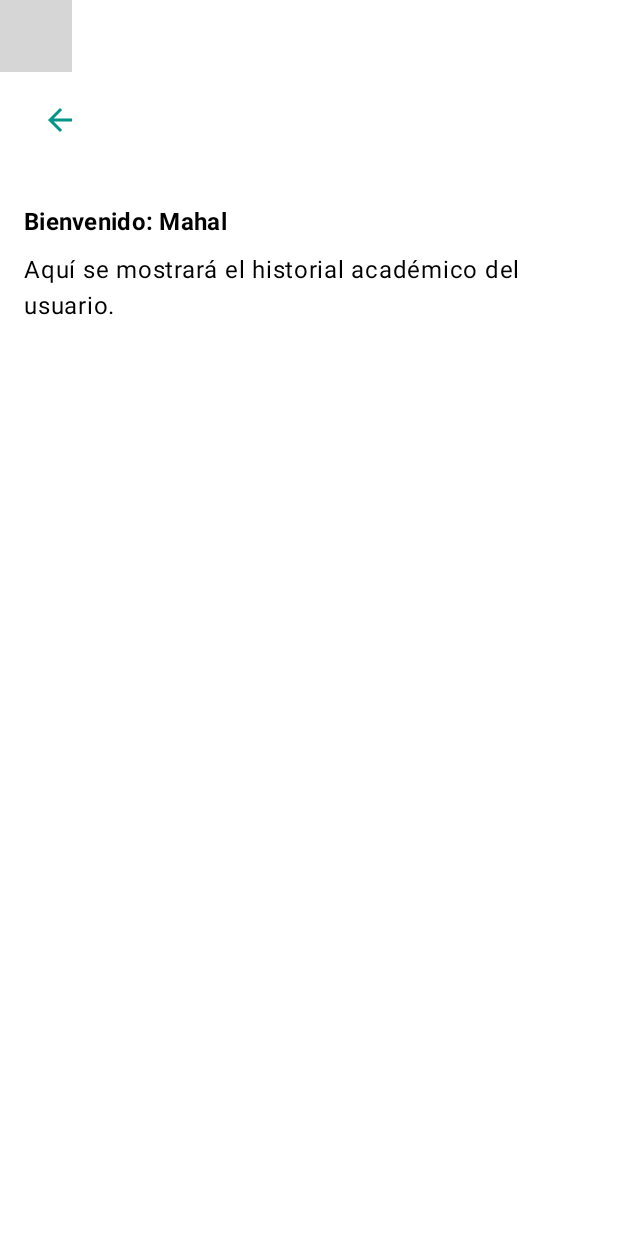
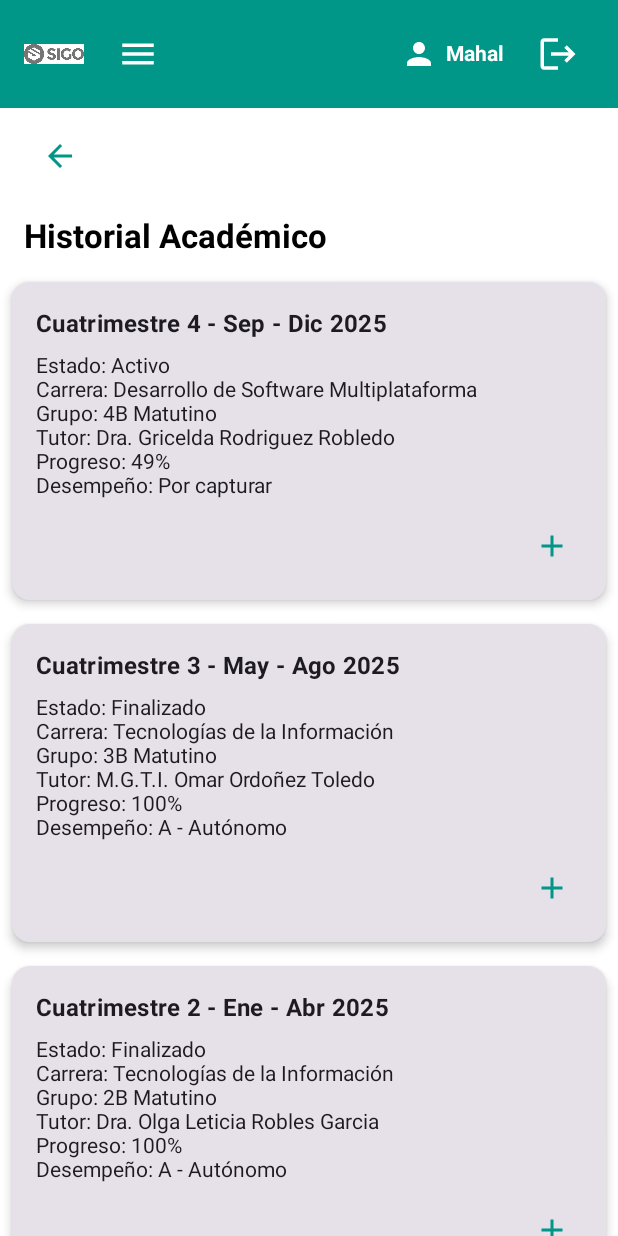
Before and after one commit to emishouse/ProyectoApp4B, an Android app built with Jetpack Compose: the @Preview function HistorialAcademicoScreenPreview, on a phone screen of 412 x 824 dp. Run offline under Robolectric (Android 15) with nearby library versions, the phone set to English and light mode, and no system bars; grey boxes are pictures that could not be loaded.

Commit message:
Ventana del historial academico

```diff
--- /dev/null
+++ b/app/src/main/java/com/example/proyectoapp4b/model/cuatrimestre.kt
@@ -0,0 +1,12 @@
+package com.example.proyectoapp4b.model
+
+data class Cuatrimestre(
+    val numero: Int,
+    val periodo: String,
+    val estado: String,
+    val carrera: String,
+    val grupo: String,
+    val tutor: String,
+    val progreso: Int,
+    val desempeno: String
+)
--- a/app/src/main/java/com/example/proyectoapp4b/navigation/AppNavHost.kt
+++ b/app/src/main/java/com/example/proyectoapp4b/navigation/AppNavHost.kt
@@ -1,6 +1,7 @@
 package com.example.proyectoapp4b.navigation
 
 import androidx.compose.runtime.Composable
+import androidx.lifecycle.viewmodel.compose.viewModel
 import androidx.navigation.NavType
 import androidx.navigation.compose.NavHost
 import androidx.navigation.compose.composable
@@ -9,18 +10,25 @@ import androidx.navigation.navArgument
 import com.example.proyectoapp4b.ui.LoginScreen
 import com.example.proyectoapp4b.ui.menu.MenuScreen
 import com.example.proyectoapp4b.ui.historial.HistorialAcademicoScreen
+import com.example.proyectoapp4b.viewmodel.LoginViewModel
 
 @Composable
 fun AppNavHost() {
+
     val navController = rememberNavController()
+
+    // ViewModel compartido
+    val loginViewModel: LoginViewModel = viewModel()
 
     NavHost(
         navController = navController,
         startDestination = "login"
     ) {
+
         // LOGIN
         composable("login") {
             LoginScreen(
+                viewModel = loginViewModel,
                 onLoginSuccess = { username ->
                     navController.navigate("menu/$username") {
                         popUpTo("login") { inclusive = true }
@@ -29,16 +37,17 @@ fun AppNavHost() {
             )
         }
 
-        // MENÚ CON NOMBRE DEL USUARIO
+        // MENÚ
         composable(
-            route = "menu/{username}",
+            "menu/{username}",
             arguments = listOf(navArgument("username") { type = NavType.StringType })
-        ) { backStackEntry ->
-            val username = backStackEntry.arguments?.getString("username") ?: "Usuario"
+        ) { entry ->
+            val username = entry.arguments?.getString("username") ?: "Usuario"
 
             MenuScreen(
                 username = username,
                 onLogout = {
+                    loginViewModel.resetLogin()   // <-- 🔥 IMPORTANTE
                     navController.navigate("login") {
                         popUpTo("login") { inclusive = true }
                     }
@@ -46,28 +55,27 @@ fun AppNavHost() {
                 onNavigateModules = { module ->
                     when (module) {
                         "historial" -> navController.navigate("historial/$username")
-                        "perfil" -> { /* pendiente */ }
-                        "kardex" -> { /* pendiente */ }
-                        "horario" -> { /* pendiente */ }
+                        "perfil" -> {}
+                        "kardex" -> {}
+                        "horario" -> {}
                     }
                 },
-                onMenuPrincipal = {
-                    // Ya estás en el menú principal
-                }
+                onMenuPrincipal = {}
             )
         }
 
-        // HISTORIAL ACADÉMICO CON NOMBRE
+        // HISTORIAL ACADÉMICO
         composable(
-            route = "historial/{username}",
+            "historial/{username}",
             arguments = listOf(navArgument("username") { type = NavType.StringType })
-        ) { backStackEntry ->
-            val username = backStackEntry.arguments?.getString("username") ?: "Usuario"
+        ) { entry ->
+            val username = entry.arguments?.getString("username") ?: "Usuario"
 
             HistorialAcademicoScreen(
                 navController = navController,
                 username = username,
                 onLogout = {
+                    loginViewModel.resetLogin()
                     navController.navigate("login") {
                         popUpTo("login") { inclusive = true }
                     }
--- /dev/null
+++ b/app/src/main/java/com/example/proyectoapp4b/ui/components/SigoTopBar.kt
@@ -0,0 +1,113 @@
+package com.example.proyectoapp4b.ui.components
+
+import androidx.compose.foundation.Image
+import androidx.compose.foundation.background
+import androidx.compose.foundation.layout.*
+import androidx.compose.material.icons.Icons
+import androidx.compose.material.icons.filled.Logout
+import androidx.compose.material.icons.filled.Menu
+import androidx.compose.material.icons.filled.Person
+import androidx.compose.material3.*
+import androidx.compose.runtime.Composable
+import androidx.compose.runtime.getValue
+import androidx.compose.runtime.mutableStateOf
+import androidx.compose.runtime.remember
+import androidx.compose.runtime.setValue
+import androidx.compose.ui.Alignment
+import androidx.compose.ui.Modifier
+import androidx.compose.ui.graphics.Color
+import androidx.compose.ui.res.painterResource
+import androidx.compose.ui.text.font.FontWeight
+import androidx.compose.ui.tooling.preview.Preview
+import androidx.compose.ui.unit.dp
+import com.example.proyectoapp4b.R
+
+@Composable
+fun SigoTopBar(
+    username: String,
+    onLogout: () -> Unit,
+    onMenuPrincipal: () -> Unit // acción para regresar al menú principal
+) {
+    var expanded by remember { mutableStateOf(false) }
+
+    Row(
+        modifier = Modifier
+            .fillMaxWidth()
+            .background(Color(0xFF009688))
+            .padding(horizontal = 16.dp, vertical = 12.dp),
+        verticalAlignment = Alignment.CenterVertically
+    ) {
+        // Grupo izquierdo: logo + menú
+        Row(verticalAlignment = Alignment.CenterVertically) {
+            Image(
+                painter = painterResource(id = R.drawable.sigo),
+                contentDescription = "Logo",
+                modifier = Modifier.size(40.dp)
+            )
+            Spacer(modifier = Modifier.width(12.dp))
+
+            // Botón menú hamburguesa
+            Box {
+                IconButton(onClick = { expanded = true }) {
+                    Icon(
+                        imageVector = Icons.Default.Menu,
+                        contentDescription = "Menú",
+                        tint = Color.White,
+                        modifier = Modifier.size(28.dp)
+                    )
+                }
+
+                // Menú desplegable con solo una opción
+                DropdownMenu(
+                    expanded = expanded,
+                    onDismissRequest = { expanded = false }
+                ) {
+                    DropdownMenuItem(
+                        text = { Text("Menú Principal") },
+                        onClick = {
+                            expanded = false
+                            onMenuPrincipal() // acción para regresar
+                        }
+                    )
+                }
+            }
+        }
+
+        Spacer(modifier = Modifier.weight(1f))
+
+        // Grupo derecho: usuario + logout
+        Row(verticalAlignment = Alignment.CenterVertically) {
+            Icon(
+                imageVector = Icons.Default.Person,
+                contentDescription = "Usuario",
+                tint = Color.White,
+                modifier = Modifier.size(24.dp)
+            )
+            Spacer(modifier = Modifier.width(6.dp))
+            Text(
+                text = username,
+                color = Color.White,
+                fontWeight = FontWeight.Bold
+            )
+            Spacer(modifier = Modifier.width(12.dp))
+            IconButton(onClick = onLogout) {
+                Icon(
+                    imageVector = Icons.Default.Logout,
+                    contentDescription = "Cerrar sesión",
+                    tint = Color.White,
+                    modifier = Modifier.size(28.dp)
+                )
+            }
+        }
+    }
+}
+
+@Preview(showBackground = true)
+@Composable
+fun SigoTopBarPreview() {
+    SigoTopBar(
+        username = "Usuario Demo",
+        onLogout = {},
+        onMenuPrincipal = {}
+    )
+}
--- /dev/null
+++ b/app/src/main/java/com/example/proyectoapp4b/ui/historial/CuatrimestreCard.kt
@@ -0,0 +1,64 @@
+// --- CuatrimestreCard.kt ---
+package com.example.proyectoapp4b.ui.historial
+
+import androidx.compose.foundation.layout.*
+import androidx.compose.material.icons.Icons
+import androidx.compose.material.icons.filled.Add
+import androidx.compose.material3.*
+import androidx.compose.runtime.Composable
+import androidx.compose.ui.Modifier
+import androidx.compose.ui.graphics.Color
+import androidx.compose.ui.text.font.FontWeight
+import androidx.compose.ui.unit.dp
+import com.example.proyectoapp4b.model.Cuatrimestre
+
+@Composable
+fun CuatrimestreCard(
+    cuatri: Cuatrimestre,
+    onAddClick: () -> Unit = {}
+) {
+    Card(
+        modifier = Modifier
+            .fillMaxWidth()
+            .padding(8.dp),
+        elevation = CardDefaults.cardElevation(defaultElevation = 4.dp)
+    ) {
+        Column(
+            modifier = Modifier.padding(16.dp)
+        ) {
+            Text(
+                text = "Cuatrimestre ${cuatri.numero} - ${cuatri.periodo}",
+                style = MaterialTheme.typography.titleMedium,
+                fontWeight = FontWeight.Bold
+            )
+
+            Spacer(modifier = Modifier.height(8.dp))
+
+            Text(text = "Estado: ${cuatri.estado}")
+            Text(text = "Carrera: ${cuatri.carrera}")
+            Text(text = "Grupo: ${cuatri.grupo}")
+            Text(text = "Tutor: ${cuatri.tutor}")
+            Text(text = "Progreso: ${cuatri.progreso}%")
+            Text(text = "Desempeño: ${cuatri.desempeno}")
+
+            Spacer(modifier = Modifier.height(12.dp))
+
+            // Botón de agregar dentro del card
+            Row(
+                modifier = Modifier.fillMaxWidth(),
+                horizontalArrangement = Arrangement.End
+            ) {
+                IconButton(
+                    onClick = onAddClick,
+                    modifier = Modifier.size(40.dp)
+                ) {
+                    Icon(
+                        imageVector = Icons.Default.Add,
+                        contentDescription = "Agregar",
+                        tint = Color(0xFF009688)
+                    )
+                }
+            }
+        }
+    }
+}
--- a/app/src/main/java/com/example/proyectoapp4b/ui/historial/HistorialAcademicoScreen.kt
+++ b/app/src/main/java/com/example/proyectoapp4b/ui/historial/HistorialAcademicoScreen.kt
@@ -1,15 +1,23 @@
+// --- HistorialAcademicoScreen.kt ---
 package com.example.proyectoapp4b.ui.historial
 
 import androidx.compose.foundation.layout.*
+import androidx.compose.foundation.rememberScrollState
+import androidx.compose.foundation.verticalScroll
 import androidx.compose.material.icons.Icons
 import androidx.compose.material.icons.filled.ArrowBack
+import androidx.compose.material.icons.filled.Add
 import androidx.compose.material3.*
 import androidx.compose.runtime.Composable
+import androidx.compose.runtime.collectAsState
+import androidx.compose.runtime.getValue
+import androidx.compose.ui.Alignment
 import androidx.compose.ui.Modifier
 import androidx.compose.ui.graphics.Color
 import androidx.compose.ui.text.font.FontWeight
 import androidx.compose.ui.tooling.preview.Preview
 import androidx.compose.ui.unit.dp
+import androidx.lifecycle.viewmodel.compose.viewModel
 import androidx.navigation.NavController
 import androidx.navigation.compose.rememberNavController
 import com.example.proyectoapp4b.ui.components.SigoTopBar
@@ -20,9 +28,17 @@ fun HistorialAcademicoScreen(
     navController: NavController,
     username: String,
     onLogout: () -> Unit = {},
-    onMenuPrincipal: () -> Unit = {}
+    onMenuPrincipal: () -> Unit = {},
+    viewModel: HistorialAcademicoViewModel = viewModel()
 ) {
-    Column(modifier = Modifier.fillMaxSize()) {
+    val historial by viewModel.historial.collectAsState()
+
+    Box(modifier = Modifier.fillMaxSize()) {
+        Column(
+            modifier = Modifier
+                .fillMaxSize()
+                .verticalScroll(rememberScrollState())
+        ) {
             // Top bar personalizada
             SigoTopBar(
                 username = username,
@@ -30,7 +46,7 @@ fun HistorialAcademicoScreen(
                 onMenuPrincipal = onMenuPrincipal
             )
 
-        // Flecha de regreso alineada a la izquierda
+            // Flecha de regreso
             Row(
                 modifier = Modifier
                     .fillMaxWidth()
@@ -48,19 +64,24 @@ fun HistorialAcademicoScreen(
 
             Spacer(modifier = Modifier.height(16.dp))
 
-        // Contenido principal
-        Column(modifier = Modifier.padding(16.dp)) {
             Text(
-                text = "Bienvenido: $username",
-                style = MaterialTheme.typography.titleMedium,
-                fontWeight = FontWeight.Bold
+                text = "Historial Académico",
+                style = MaterialTheme.typography.titleLarge,
+                fontWeight = FontWeight.Bold,
+                modifier = Modifier.padding(horizontal = 16.dp)
             )
+
             Spacer(modifier = Modifier.height(8.dp))
-            Text(
-                text = "Aquí se mostrará el historial académico del usuario.",
-                style = MaterialTheme.typography.bodyLarge,
-                fontWeight = FontWeight.Normal
+
+            // 🔄 Mostrar lista de cuatrimestres con botón en cada card
+            historial.forEach { cuatri ->
+                CuatrimestreCard(
+                    cuatri = cuatri,
+                    onAddClick = {
+                        // Acción futura para este cuatrimestre
+                    }
                 )
+            }
         }
     }
 }
--- /dev/null
+++ b/app/src/main/java/com/example/proyectoapp4b/ui/historial/HistorialAcademicoViewModel.kt
@@ -0,0 +1,57 @@
+package com.example.proyectoapp4b.ui.historial
+
+import androidx.lifecycle.ViewModel
+import com.example.proyectoapp4b.model.Cuatrimestre
+import kotlinx.coroutines.flow.MutableStateFlow
+import kotlinx.coroutines.flow.StateFlow
+
+class HistorialAcademicoViewModel : ViewModel() {
+
+    private val _historial = MutableStateFlow<List<Cuatrimestre>>(emptyList())
+    val historial: StateFlow<List<Cuatrimestre>> = _historial
+
+    init {
+        _historial.value = listOf(
+            Cuatrimestre(
+                numero = 4,
+                periodo = "Sep - Dic 2025",
+                estado = "Activo",
+                carrera = "Desarrollo de Software Multiplataforma",
+                grupo = "4B Matutino",
+                tutor = "Dra. Gricelda Rodriguez Robledo",
+                progreso = 49,
+                desempeno = "Por capturar"
+            ),
+            Cuatrimestre(
+                numero = 3,
+                periodo = "May - Ago 2025",
+                estado = "Finalizado",
+                carrera = "Tecnologías de la Información",
+                grupo = "3B Matutino",
+                tutor = "M.G.T.I. Omar Ordoñez Toledo",
+                progreso = 100,
+                desempeno = "A - Autónomo"
+            ),
+            Cuatrimestre(
+                numero = 2,
+                periodo = "Ene - Abr 2025",
+                estado = "Finalizado",
+                carrera = "Tecnologías de la Información",
+                grupo = "2B Matutino",
+                tutor = "Dra. Olga Leticia Robles Garcia",
+                progreso = 100,
+                desempeno = "A - Autónomo"
+            ),
+            Cuatrimestre(
+                numero = 1,
+                periodo = "Sep - Dic 2024",
+                estado = "Finalizado",
+                carrera = "Tecnologías de la Información",
+                grupo = "1B Matutino",
+                tutor = "M.G.T.I. Gerardo Chavez Hernandez",
+                progreso = 100,
+                desempeno = "A - Autónomo"
+            )
+        )
+    }
+}
--- a/app/src/main/java/com/example/proyectoapp4b/ui/login/LoginViewModel.kt
+++ b/app/src/main/java/com/example/proyectoapp4b/ui/login/LoginViewModel.kt
@@ -32,14 +32,21 @@ class LoginViewModel : ViewModel() {
     fun login() {
         if (user.value == "UTM241018TI" && pass.value == "EduardoTI18") {
             _loginState.value = LoginState.Success
-        } else if (user.value == "Chucho" && pass.value == "123"){
+        } else if (user.value == "Chucho" && pass.value == "123") {
             _loginState.value = LoginState.Success
-        }else if (user.value == "Humberto" && pass.value == "123"){
+        } else if (user.value == "Humberto" && pass.value == "123") {
             _loginState.value = LoginState.Success
-        }else if (user.value == "Mahal" && pass.value == "123"){
+        } else if (user.value == "Mahal" && pass.value == "123") {
             _loginState.value = LoginState.Success
         } else {
             _loginState.value = LoginState.Error
         }
     }
+
+    // 🔥 ESTA FUNCIÓN ES LA QUE FALTABA
+    fun resetLogin() {
+        _user.value = ""
+        _pass.value = ""
+        _loginState.value = LoginState.None
+    }
 }
--- a/app/src/main/java/com/example/proyectoapp4b/ui/menu/MenuScreen.kt
+++ b/app/src/main/java/com/example/proyectoapp4b/ui/menu/MenuScreen.kt
@@ -2,6 +2,8 @@ package com.example.proyectoapp4b.ui.menu
 
 import androidx.compose.foundation.clickable
 import androidx.compose.foundation.layout.*
+import androidx.compose.foundation.rememberScrollState
+import androidx.compose.foundation.verticalScroll
 import androidx.compose.material3.*
 import androidx.compose.runtime.Composable
 import androidx.compose.ui.Modifier
@@ -20,7 +22,10 @@ fun MenuScreen(
     Column(
         modifier = Modifier
             .fillMaxSize()
+            .verticalScroll(rememberScrollState())
     ) {
+
+        // 🔵 TopBar
         SigoTopBar(
             username = username,
             onLogout = onLogout,
@@ -29,29 +34,33 @@ fun MenuScreen(
 
         Spacer(modifier = Modifier.height(24.dp))
 
+        // 👋 Bienvenida
         Text(
             text = "Bienvenido: $username",
             style = MaterialTheme.typography.titleMedium,
-                fontWeight = FontWeight.Bold
+            fontWeight = FontWeight.Bold,
+            modifier = Modifier.padding(horizontal = 16.dp)
         )
 
         Spacer(modifier = Modifier.height(16.dp))
 
-            // Mi Historial Académico
+        // 🔷 Tarjeta: Mi Historial Académico
         Card(
             modifier = Modifier
                 .fillMaxWidth()
+                .padding(horizontal = 16.dp)
                 .clickable { onNavigateModules("historial") },
             elevation = CardDefaults.cardElevation(6.dp)
         ) {
             Column(modifier = Modifier.padding(16.dp)) {
                 Text(
                     text = "Mi Historial Académico",
-                        style = MaterialTheme.typography.titleMedium
+                    style = MaterialTheme.typography.titleMedium,
+                    fontWeight = FontWeight.SemiBold
                 )
                 Spacer(modifier = Modifier.height(4.dp))
                 Text(
-                        text = "Estatus, curso y evaluaciones.\nConsulta periódicamente tu historial y estate al pendiente de tu estatus académico.",
+                    text = "Estatus, cursos y evaluaciones.\nConsulta periódicamente tu historial y estate al pendiente de tu estatus académico.",
                     style = MaterialTheme.typography.bodyMedium
                 )
             }
@@ -59,28 +68,31 @@ fun MenuScreen(
 
         Spacer(modifier = Modifier.height(12.dp))
 
-            // Mi Perfil
+        // 🔷 Tarjeta: Mi Perfil (la que faltaba 👇)
         Card(
             modifier = Modifier
                 .fillMaxWidth()
+                .padding(horizontal = 16.dp)
                 .clickable { onNavigateModules("perfil") },
             elevation = CardDefaults.cardElevation(6.dp)
         ) {
             Column(modifier = Modifier.padding(16.dp)) {
                 Text(
                     text = "Mi Perfil",
-                        style = MaterialTheme.typography.titleMedium
+                    style = MaterialTheme.typography.titleMedium,
+                    fontWeight = FontWeight.SemiBold
                 )
                 Spacer(modifier = Modifier.height(4.dp))
                 Text(
-                        text = "Datos personales, de contacto y más.\nValida tu información personal y manténla siempre actualizada.",
+                    text = "Datos personales, de contacto y más.\nValida tu información personal y mantenla siempre actualizada.",
                     style = MaterialTheme.typography.bodyMedium
                 )
             }
         }
+
+        Spacer(modifier = Modifier.height(20.dp))
     }
 }
-
 
 @Preview(showBackground = true)
 @Composable
```
Also changed, not shown: app/src/main/res/drawable/sigocel.png (added). Lines whose indentation alone changed are shown as unchanged.
